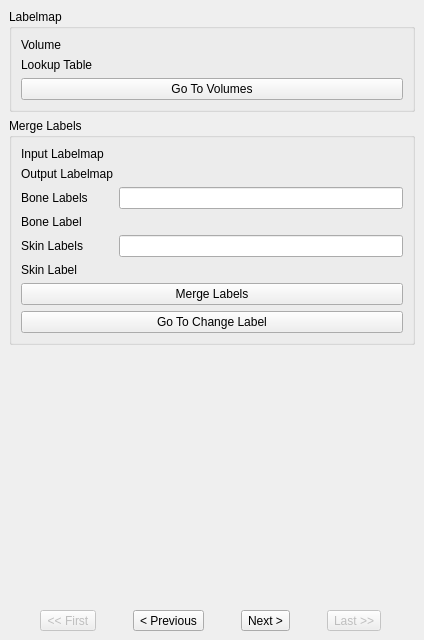
First picture: the form in Modules/Scripted/Scripts/Resources/UI/Workflow.ui, repository KitwareMedical/Bender, before the edit.
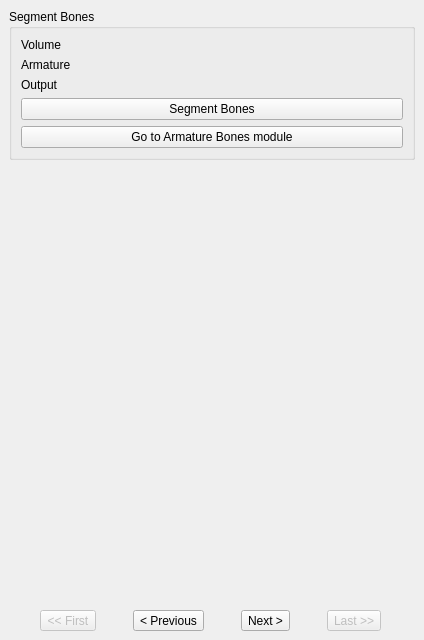
Second picture: the form after the edit. The open tabs and pages were chosen to show the change. Custom widgets are drawn as their Qt base class.

Commit message:
Add Segment bones panel
This panel will likely be completed by the Armature Weight module.
Also changed a few semantics about the armature module (names mainly).

See Issue #13882

Patch:
```diff
--- a/Modules/Scripted/Scripts/Resources/UI/Workflow.ui
+++ b/Modules/Scripted/Scripts/Resources/UI/Workflow.ui
@@ -414,6 +414,133 @@
        </item>
       </layout>
      </widget>
+     <widget class="QWidget" name="SegmentBonesPage">
+      <layout class="QVBoxLayout" name="verticalLayout_5">
+       <item>
+        <widget class="ctkCollapsibleGroupBox" name="SegmentBonesCollapsibleGroupBox">
+         <property name="sizePolicy">
+          <sizepolicy hsizetype="Preferred" vsizetype="Minimum">
+           <horstretch>0</horstretch>
+           <verstretch>0</verstretch>
+          </sizepolicy>
+         </property>
+         <property name="title">
+          <string>Segment Bones</string>
+         </property>
+         <property name="collapsed" stdset="0">
+          <bool>false</bool>
+         </property>
+         <layout class="QFormLayout" name="formLayout_5">
+          <item row="0" column="0">
+           <widget class="QLabel" name="SegmentBonesVolumeLabel">
+            <property name="text">
+             <string>Volume</string>
+            </property>
+           </widget>
+          </item>
+          <item row="0" column="1">
+           <widget class="qMRMLNodeComboBox" name="SegmentBonesInputVolumeNodeComboBox">
+            <property name="enabled">
+             <bool>false</bool>
+            </property>
+            <property name="nodeTypes">
+             <stringlist>
+              <string>vtkMRMLScalarVolumeNode</string>
+             </stringlist>
+            </property>
+            <property name="showHidden">
+             <bool>false</bool>
+            </property>
+            <property name="selectNodeUponCreation">
+             <bool>true</bool>
+            </property>
+            <property name="addEnabled">
+             <bool>false</bool>
+            </property>
+           </widget>
+          </item>
+          <item row="1" column="0">
+           <widget class="QLabel" name="SegmentBonesArmatureLabel">
+            <property name="text">
+             <string>Armature</string>
+            </property>
+           </widget>
+          </item>
+          <item row="1" column="1">
+           <widget class="qMRMLNodeComboBox" name="SegmentBonesAmartureNodeComboBox">
+            <property name="nodeTypes">
+             <stringlist>
+              <string>vtkMRMLModelNode</string>
+             </stringlist>
+            </property>
+            <property name="showHidden">
+             <bool>false</bool>
+            </property>
+            <property name="addEnabled">
+             <bool>false</bool>
+            </property>
+            <property name="baseName">
+             <string/>
+            </property>
+           </widget>
+          </item>
+          <item row="2" column="0">
+           <widget class="QLabel" name="SegmentBonesOutputVolumeLabel">
+            <property name="text">
+             <string>Output</string>
+            </property>
+           </widget>
+          </item>
+          <item row="2" column="1">
+           <widget class="qMRMLNodeComboBox" name="SegmentBonesOutputVolumeNodeComboBox">
+            <property name="nodeTypes">
+             <stringlist>
+              <string>vtkMRMLScalarVolumeNode</string>
+             </stringlist>
+            </property>
+            <property name="noneEnabled">
+             <bool>false</bool>
+            </property>
+            <property name="addEnabled">
+             <bool>true</bool>
+            </property>
+            <property name="baseName">
+             <string>BonesPartition</string>
+            </property>
+           </widget>
+          </item>
+          <item row="4" column="0" colspan="2">
+           <widget class="QPushButton" name="SegmentBonesGoToPushButton">
+            <property name="text">
+             <string>Go to Armature Bones module</string>
+            </property>
+           </widget>
+          </item>
+          <item row="3" column="0" colspan="2">
+           <widget class="QPushButton" name="SegmentBonesApplyPushButton">
+            <property name="text">
+             <string>Segment Bones</string>
+            </property>
+           </widget>
+          </item>
+         </layout>
+        </widget>
+       </item>
+       <item>
+        <spacer name="verticalSpacer_3">
+         <property name="orientation">
+          <enum>Qt::Vertical</enum>
+         </property>
+         <property name="sizeHint" stdset="0">
+          <size>
+           <width>20</width>
+           <height>40</height>
+          </size>
+         </property>
+        </spacer>
+       </item>
+      </layout>
+     </widget>
      <widget class="QWidget" name="ResamplePage">
       <layout class="QFormLayout" name="formLayout_9">
        <item row="0" column="0" colspan="2">
```
Left out of the diff: 50 changed lines with no effect on the pictures. The commit also changes 1 other file.
